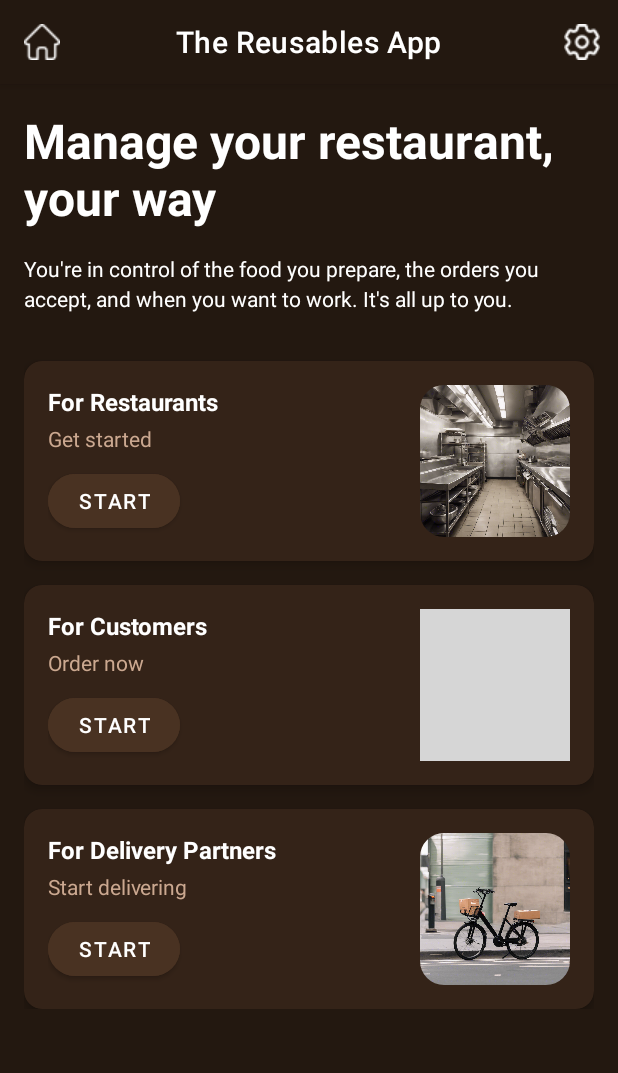
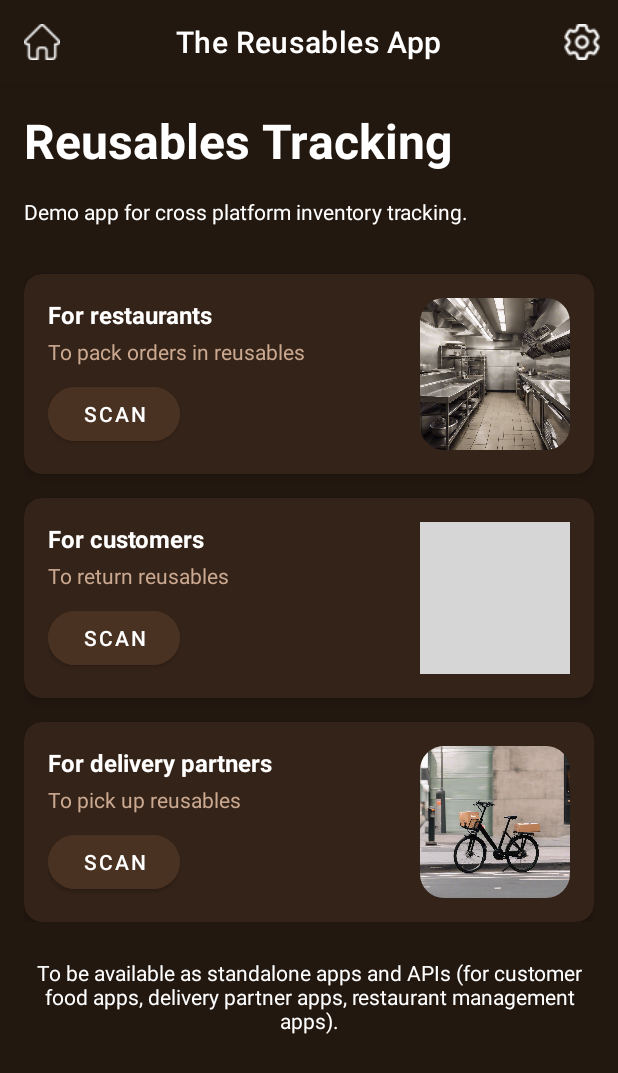
Before and after one commit to DarkAbhi/reusables-project, an Android app: the screen it shows after launch (MainActivity), on a phone screen of 412 x 824 dp. Shown: the top 1073 px of the screen. Run offline under Robolectric (Android 15) with nearby library versions, the phone set to English and light mode, and no system bars; our stand-ins replace Dagger/Hilt's generated code, Timber; grey boxes are pictures that could not be loaded.

Commit message:
Update text

```diff
--- a/ReusablesApp/app/src/main/res/layout/activity_main.xml
+++ b/ReusablesApp/app/src/main/res/layout/activity_main.xml
@@ -100,7 +100,7 @@
                             android:layout_marginTop="8dp"
                             android:backgroundTint="#493222"
                             android:paddingHorizontal="20dp"
-                            android:text="@string/start"
+                            android:text="@string/scan"
                             android:textColor="@color/white"
                             app:cornerRadius="32dp"
                             app:layout_constraintStart_toStartOf="@+id/get_started_tv"
@@ -164,7 +164,7 @@
                             android:layout_marginTop="8dp"
                             android:backgroundTint="#493222"
                             android:paddingHorizontal="20dp"
-                            android:text="@string/start"
+                            android:text="@string/scan"
                             android:textColor="@color/white"
                             app:cornerRadius="32dp"
                             app:layout_constraintStart_toStartOf="@+id/order_now_tv"
@@ -228,7 +228,7 @@
                             android:layout_marginTop="8dp"
                             android:backgroundTint="#493222"
                             android:paddingHorizontal="20dp"
-                            android:text="@string/start"
+                            android:text="@string/scan"
                             android:textColor="@color/white"
                             app:cornerRadius="32dp"
                             app:layout_constraintStart_toStartOf="@+id/textView3"
@@ -248,6 +248,15 @@
                     </androidx.constraintlayout.widget.ConstraintLayout>
                 </androidx.cardview.widget.CardView>
             </LinearLayout>
+
+            <TextView
+                android:layout_width="wrap_content"
+                android:textColor="@color/white"
+                android:textAlignment="center"
+                android:layout_marginTop="24dp"
+                android:text="@string/info_text"
+                android:layout_height="wrap_content"/>
+
         </LinearLayout>
 
     </LinearLayout>
--- a/ReusablesApp/app/src/main/res/values/strings.xml
+++ b/ReusablesApp/app/src/main/res/values/strings.xml
@@ -1,14 +1,15 @@
 <resources>
     <string name="app_name">Reusables App</string>
-    <string name="home_heading">Manage your restaurant, your way</string>
-    <string name="home_description">You\'re in control of the food you prepare, the orders you accept, and when you want to work. It\'s all up to you.</string>
-    <string name="for_restaurants">For Restaurants</string>
-    <string name="get_started">Get started</string>
-    <string name="start">Start</string>
-    <string name="for_customers">For Customers</string>
-    <string name="order_now">Order now</string>
-    <string name="for_delivery_partners">For Delivery Partners</string>
-    <string name="start_delivering">Start delivering</string>
+    <string name="home_heading">Reusables Tracking</string>
+    <string name="home_description">Demo app for cross platform inventory tracking.</string>
+    <string name="for_restaurants">For restaurants</string>
+    <string name="get_started">To pack orders in reusables</string>
+    <string name="scan">Scan</string>
+    <string name="for_customers">For customers</string>
+    <string name="order_now">To return reusables</string>
+    <string name="for_delivery_partners">For delivery partners</string>
+    <string name="start_delivering">To pick up reusables</string>
     <string name="settings">Settings</string>
     <string name="return_these_reusables">Return these reusables</string>
+    <string name="info_text">To be available as standalone apps and APIs (for customer food apps, delivery partner apps, restaurant management apps).</string>
 </resources>
```
